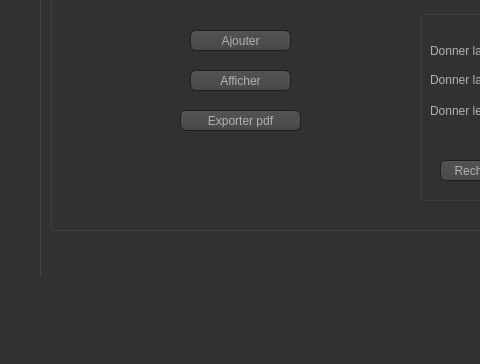
Before: the Qt Designer form mainwindow.ui in eyawartateni/Smart_Factory_2A4, drawn with Qt 5; both pictures show x 0 to 480 and y 295 to 659 of the 1006 by 659 pixel window.
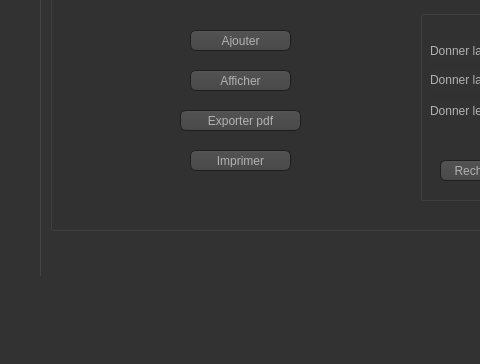
After: the same form once the commit is applied. The open tabs and pages were chosen to show the change. Icons and pictures are not drawn.

```diff
--- a/mainwindow.ui
+++ b/mainwindow.ui
@@ -15794,6 +15794,39 @@
           <string>Exporter pdf</string>
          </property>
         </widget>
+        <widget class="QPushButton" name="imprimer_assu">
+         <property name="geometry">
+          <rect>
+           <x>140</x>
+           <y>390</y>
+           <width>101</width>
+           <height>21</height>
+          </rect>
+         </property>
+         <property name="styleSheet">
+          <string notr="true"> QPushButton
+{
+  color: #b1b1b1;
+    background-color: QLinearGradient( x1: 0, y1: 0, x2: 0, y2: 1, stop: 0 #565656, stop: 0.1 #525252, stop: 0.5 #4e4e4e, stop: 0.9 #4a4a4a, stop: 1 #464646);
+    border-width: 1px;
+    border-color: #1e1e1e;
+    border-style: solid;
+    border-radius: 6;
+    padding: 3px;
+    font-size: 12px;
+    padding-left: 5px;
+    padding-right: 5px;
+}
+QPushButton:hover
+{
+    border: 2px solid QLinearGradient( x1: 0, y1: 0, x2: 0, y2: 1, stop: 0 #ffa02f, stop: 1 #d7801a);
+}
+</string>
+         </property>
+         <property name="text">
+          <string>Imprimer</string>
+         </property>
+        </widget>
        </widget>
        <widget class="QPushButton" name="btn_existe_7">
         <property name="geometry">
```
Left out of the diff: 6 changed lines with no effect on the pictures.
